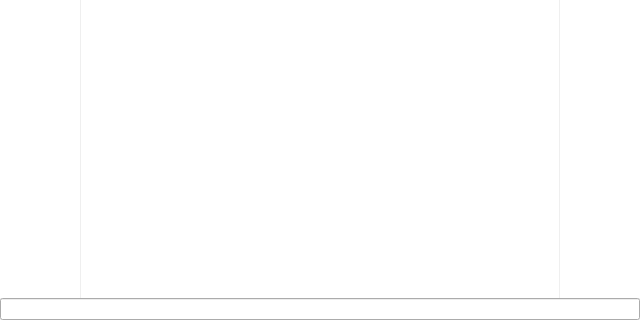
Above: mainwindow.ui from technicallyerik/WIRK before the change; both pictures show x 0 to 640 and y 160 to 480 of the 640 by 480 pixel window. Below: the same form after it.
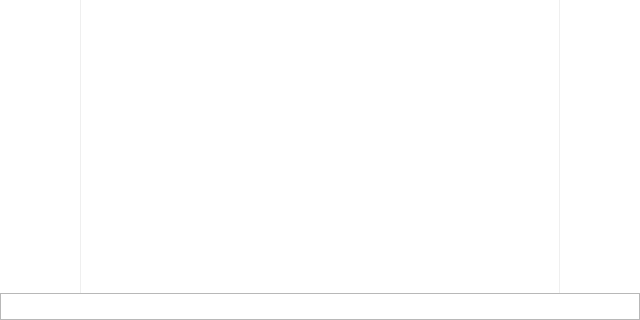
That is the form after the change. Custom widgets are drawn as their Qt base class.

Commit message: Changed textbox to inherit from QPlainTextEdit to support multiline entries (fixes issue #51)

```diff
--- a/mainwindow.ui
+++ b/mainwindow.ui
@@ -116,7 +116,20 @@
      </widget>
     </item>
     <item row="2" column="0">
-     <widget class="TextBox" name="sendText"/>
+     <widget class="TextBox" name="sendText">
+      <property name="sizePolicy">
+       <sizepolicy hsizetype="Expanding" vsizetype="Fixed">
+        <horstretch>0</horstretch>
+        <verstretch>0</verstretch>
+       </sizepolicy>
+      </property>
+      <property name="maximumSize">
+       <size>
+        <width>16777215</width>
+        <height>27</height>
+       </size>
+      </property>
+     </widget>
     </item>
    </layout>
   </widget>
@@ -165,7 +178,7 @@
  <customwidgets>
   <customwidget>
    <class>TextBox</class>
-   <extends>QLineEdit</extends>
+   <extends>QTextEdit</extends>
    <header>textbox.h</header>
   </customwidget>
  </customwidgets>
```
Left out of the diff: 2 changed lines with no effect on the pictures. The commit also changes 3 other files.
